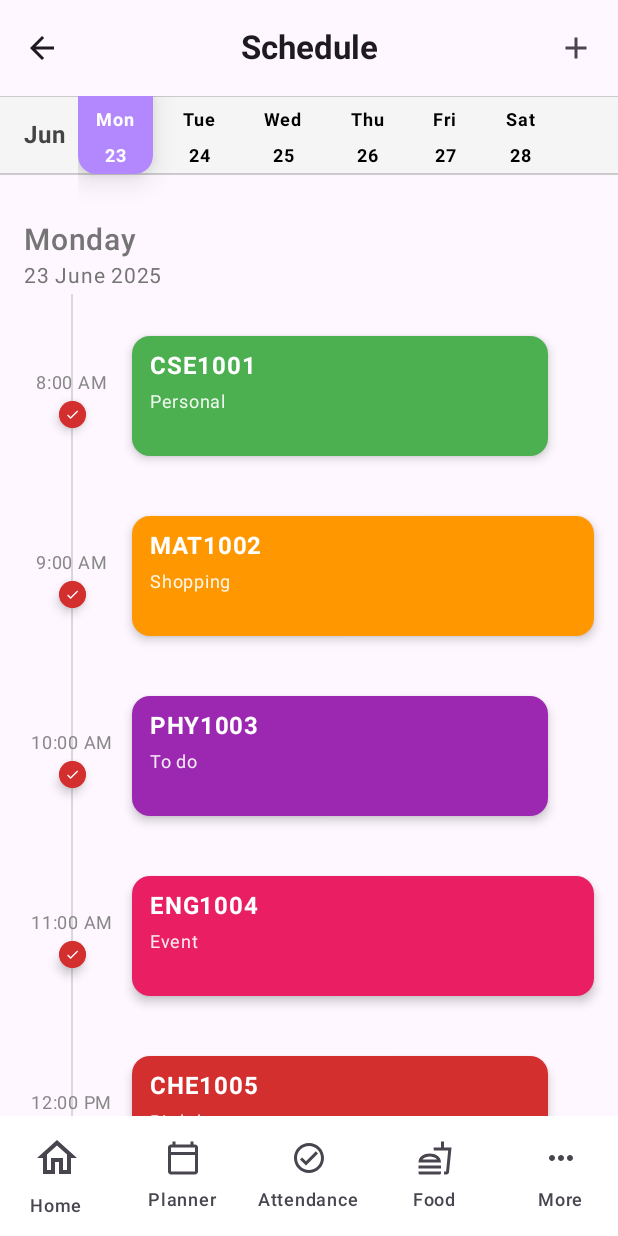
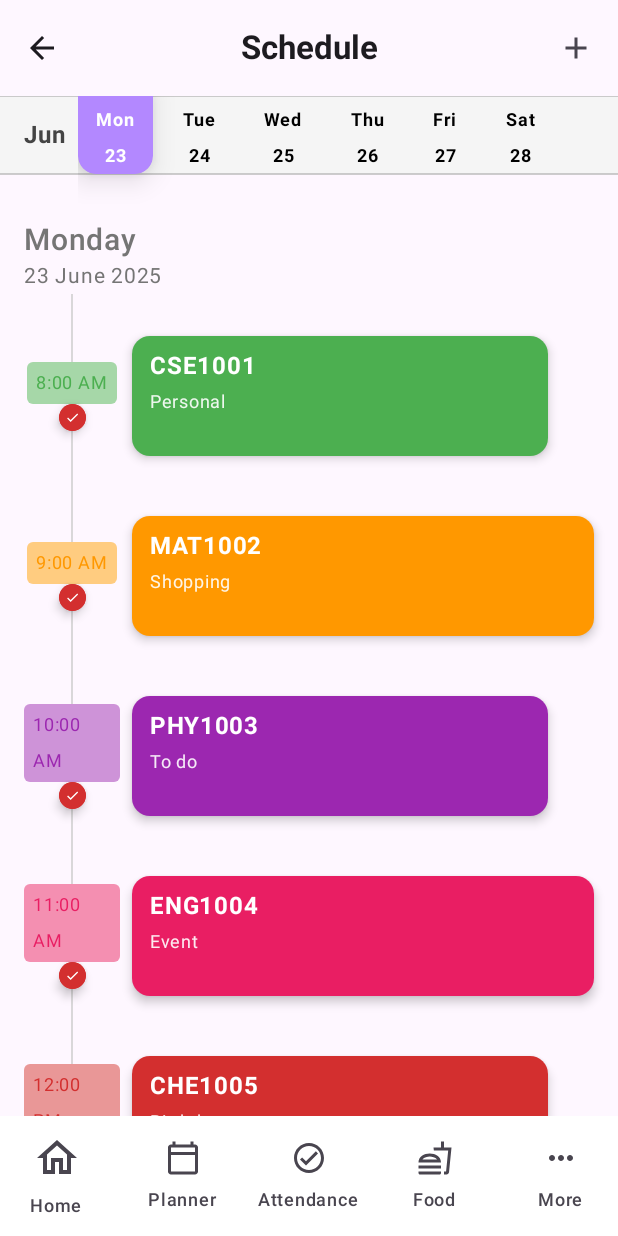
Before and after one commit to a-d-iii/-koitlin, an Android app built with Jetpack Compose: the AttendanceDetailsScreen screen opened through its navigation route, on a phone screen of 412 x 824 dp. Run offline under Robolectric (Android 15) with nearby library versions, the phone set to English and light mode, and no system bars; 1 statement that could not run was skipped.

Commit message:
Enhance timeline time styling

```diff
--- a/app/src/main/java/com/example/basic/AttendanceDetailsScreen.kt
+++ b/app/src/main/java/com/example/basic/AttendanceDetailsScreen.kt
@@ -94,6 +94,16 @@ private object PlannerRepository {
         return schedules.firstOrNull { it.date.dayOfWeek == date.dayOfWeek }?.events ?: emptyList()
 
     }
+}
+
+private fun Color.lighten(factor: Float): Color {
+    val f = factor.coerceIn(0f, 1f)
+    return Color(
+        red + (1 - red) * f,
+        green + (1 - green) * f,
+        blue + (1 - blue) * f,
+        alpha
+    )
 }
 
 
@@ -343,7 +353,15 @@ private fun ScheduleList(date: LocalDate, events: List<ClassEvent>) {
                 ) {
                     // Display only the start time on the timeline in 12 hour format
                     val displayTime = LocalTime.parse(event.start).format(java.time.format.DateTimeFormatter.ofPattern("h:mm a"))
-                    Text(displayTime, color = Color.Gray, fontSize = 12.sp)
+                    val timeColor = event.category.color
+                    Text(
+                        displayTime,
+                        color = timeColor,
+                        fontSize = 12.sp,
+                        modifier = Modifier
+                            .background(timeColor.lighten(0.5f), RoundedCornerShape(4.dp))
+                            .padding(horizontal = 6.dp, vertical = 2.dp)
+                    )
                     val fillColor = when {
                         isCurrent -> Color(0xFF1E88E5)
                         isPast -> Color(0xFFD32F2F)
```
